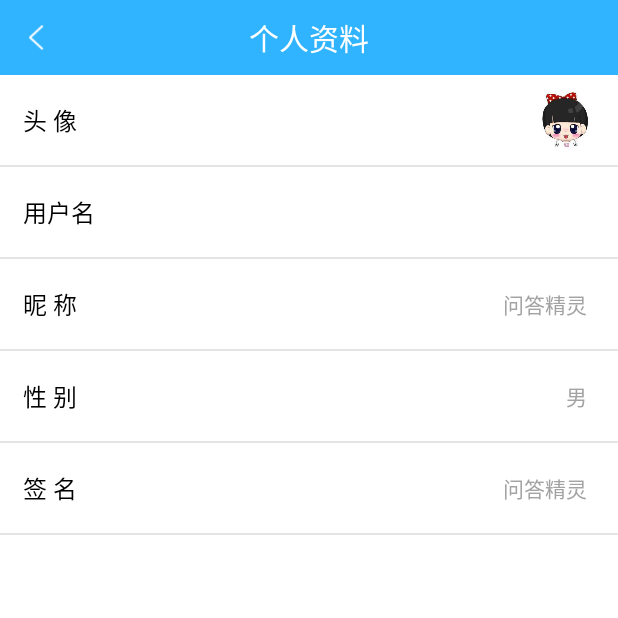
After one commit to baldrsky/Boxuegu, an Android app: the UserInfoActivity screen opened directly, with no data from a screen before it, on a phone screen of 412 x 824 dp, the top half of it. The commit adds this screen. Run offline under Robolectric (Android 15) with nearby library versions, the phone set to English and light mode, and no system bars.

Commit message:
个人资料模块

```diff
--- a/app/src/main/AndroidManifest.xml
+++ b/app/src/main/AndroidManifest.xml
@@ -22,7 +22,8 @@
         <activity android:name=".activity.LoginActivity" />
         <activity android:name=".activity.SettingActivity" />
         <activity android:name=".activity.ModifyPswActivity" />
-        <activity android:name=".activity.FindPswActivity"></activity>
+        <activity android:name=".activity.FindPswActivity" />
+        <activity android:name=".activity.UserInfoActivity"></activity>
     </application>
 
 </manifest>
--- /dev/null
+++ b/app/src/main/java/cn/edu/gdmec/android/boxuegu/activity/UserInfoActivity.java
@@ -0,0 +1,132 @@
+package cn.edu.gdmec.android.boxuegu.activity;
+
+import android.content.DialogInterface;
+import android.graphics.Color;
+import android.support.v7.app.AlertDialog;
+import android.support.v7.app.AppCompatActivity;
+import android.os.Bundle;
+import android.view.View;
+import android.widget.RelativeLayout;
+import android.widget.TextView;
+import android.widget.Toast;
+
+import cn.edu.gdmec.android.boxuegu.R;
+import cn.edu.gdmec.android.boxuegu.bean.UserBean;
+import cn.edu.gdmec.android.boxuegu.utils.AnalysisUtils;
+import cn.edu.gdmec.android.boxuegu.utils.DBUtils;
+
+public class UserInfoActivity extends AppCompatActivity implements View.OnClickListener {
+
+    private TextView tv_user_name;
+    private TextView tv_sex;
+    private TextView tv_nickName;
+    private TextView tv_signature;
+    private RelativeLayout rl_sex;
+    private RelativeLayout rl_nickName;
+    private RelativeLayout rl_signature;
+    private String spUserName;
+    private String sex;
+
+    @Override
+    protected void onCreate(Bundle savedInstanceState) {
+        super.onCreate(savedInstanceState);
+        setContentView( R.layout.activity_user_info);
+        spUserName = AnalysisUtils.readLoginUserName(this);
+        init();
+        initData();
+        setLinstener();
+    }
+
+    private void setLinstener() {
+        rl_nickName.setOnClickListener(this);
+        tv_user_name.setOnClickListener(this);
+        rl_sex.setOnClickListener(this);
+        rl_signature.setOnClickListener(this);
+    }
+
+    private void init() {
+        TextView tv_back = (TextView) findViewById(R.id.tv_back);
+        TextView tv_main_title = (TextView) findViewById(R.id.tv_main_title);
+        tv_main_title.setText("个人资料");
+        RelativeLayout rl_title_bar = (RelativeLayout) findViewById(R.id.title_bar);
+        rl_title_bar.setBackgroundColor( Color.parseColor("#30B4FF"));
+
+        rl_nickName = (RelativeLayout) findViewById(R.id.rl_nickName);
+        tv_nickName = (TextView) findViewById(R.id.tv_nickName);
+        tv_user_name = (TextView) findViewById(R.id.tv_user_name);
+        rl_sex = (RelativeLayout) findViewById(R.id.rl_sex);
+        tv_sex = (TextView) findViewById(R.id.tv_sex);
+        rl_signature = (RelativeLayout) findViewById(R.id.rl_singature);
+        tv_signature = (TextView) findViewById(R.id.tv_signature);
+
+    }
+
+    private void initData() {
+        UserBean bean= null;
+        bean = DBUtils.getInstance(this).getUserInfo(spUserName);
+        if(bean == null){
+            bean = new UserBean ();
+            bean.userName = spUserName;
+            bean.nickName = " 问答精灵";
+            bean.sex = "男";
+            bean.signature = " 问答精灵";
+            DBUtils.getInstance(this).saveUserInfo(bean);
+        }
+        setValue(bean);
+    }
+
+    public void setValue(UserBean bean) {
+        tv_nickName.setText(bean.nickName);
+        tv_user_name.setText(bean.userName);
+        tv_sex.setText(bean.sex);
+        tv_signature.setText(bean.signature);
+    }
+
+    @Override
+    public void onClick(View view) {
+        switch (view.getId()){
+            case R.id.tv_back:
+                this.finish();
+                break;
+            case R.id.rl_nickName:
+                break;
+            case R.id.rl_sex:   //昵称的点击事件
+                String sex = tv_sex.getText().toString();
+                sexDialog(sex);
+                break;
+            case R.id.rl_singature:  //签名的点击事件
+                break;
+            default:
+                break;
+        }
+    }
+    //设置性别的弹出框
+    private void sexDialog(String sex) {
+        int sexFlag = 0;
+        if ("男".equals(sex)) {
+            sexFlag = 0;
+
+        } else if ("女".equals(sex)) {
+            sexFlag = 1;
+        }
+
+        final String items[] = {"男", "女"};
+        AlertDialog.Builder builder = new AlertDialog.Builder(this);
+        builder.setTitle("性别");
+        builder.setSingleChoiceItems(items, sexFlag, new DialogInterface.OnClickListener() {
+            @Override
+            public void onClick(DialogInterface dialog, int which) {
+                dialog.dismiss();
+                Toast.makeText(UserInfoActivity.this, items[which], Toast.LENGTH_LONG).show();
+                setSex(items[which]);
+            }
+        });
+    }
+
+    //更新界面上的性别属性
+    public void setSex(String items) {
+        tv_sex.setText(sex);
+        //更新数据库中的性别字段
+        DBUtils.getInstance(this).updateUserInfo("sex",sex,spUserName);
+    }
+}
--- /dev/null
+++ b/app/src/main/java/cn/edu/gdmec/android/boxuegu/bean/UserBean.java
@@ -0,0 +1,12 @@
+package cn.edu.gdmec.android.boxuegu.bean;
+
+/**
+ * Created by student on 17/12/27.
+ */
+
+public class UserBean {
+    public String userName; //用户名
+    public String nickName; //昵称
+    public String sex;      //性别
+    public String signature; //签名
+}
--- /dev/null
+++ b/app/src/main/java/cn/edu/gdmec/android/boxuegu/sqlite/SQLiteHelper.java
@@ -0,0 +1,35 @@
+package cn.edu.gdmec.android.boxuegu.sqlite;
+
+import android.content.Context;
+import android.database.sqlite.SQLiteDatabase;
+import android.database.sqlite.SQLiteOpenHelper;
+
+/**
+ * Created by student on 17/12/27.
+ */
+
+public class SQLiteHelper extends SQLiteOpenHelper{
+    private static final int DB_VERSION = 1;
+    public static final String DB_NAME = "bxg.db";
+    public static final String U_USERINFO = "userinfo";
+    public SQLiteHelper(Context context) {
+        super(context, DB_NAME, null, DB_VERSION);
+    }
+
+    @Override
+    public void onCreate(SQLiteDatabase db) {
+        db.execSQL("CREATE TABLE IF NOT EXISTS " + U_USERINFO + "( "
+                + "_id INTEGER PRIMARY KEY AUTOINCREMENT, "
+                + "userName VARCHAR, "
+                + "nickName VARCHAR, "
+                +  "sex VARCHAR, "
+                + "signature VARCHAR"
+                + ")" );
+    }
+
+    @Override
+    public void onUpgrade(SQLiteDatabase db, int oldVersion, int newVersion) {
+        db.execSQL( "DROP TABLE IF EXISTS " + U_USERINFO );
+        onCreate(db);
+    }
+}
--- /dev/null
+++ b/app/src/main/java/cn/edu/gdmec/android/boxuegu/utils/DBUtils.java
@@ -0,0 +1,58 @@
+package cn.edu.gdmec.android.boxuegu.utils;
+
+import android.content.ContentValues;
+import android.content.Context;
+import android.database.Cursor;
+import android.database.sqlite.SQLiteDatabase;
+
+import cn.edu.gdmec.android.boxuegu.bean.UserBean;
+import cn.edu.gdmec.android.boxuegu.sqlite.SQLiteHelper;
+
+/**
+ * Created by student on 17/12/27.
+ */
+
+public class DBUtils {
+    private static SQLiteHelper helper;
+    private static SQLiteDatabase db;
+    private static DBUtils instance = null;
+    public DBUtils(Context context) {
+        helper = new SQLiteHelper (context);
+        db = helper.getWritableDatabase();
+    }
+
+    public static DBUtils getInstance(Context context){
+        if( instance == null ){
+            instance = new DBUtils(context);
+        }
+        return instance;
+    }
+    public void saveUserInfo(UserBean bean){
+        ContentValues cv = new ContentValues ();
+        cv.put("userName",bean.userName);
+        cv.put("nickName",bean.nickName);
+        cv.put("sex",bean.sex);
+        cv.put("signature",bean.signature);
+        db.insert(SQLiteHelper.U_USERINFO,null,cv);
+
+    }
+    public UserBean getUserInfo(String userName){
+        String sql = "SELECT * FROM " + SQLiteHelper.U_USERINFO + " WHERE userName =? ";
+        Cursor cursor = db.rawQuery(sql,new String[]{userName});
+        UserBean bean = null;
+        while (cursor.moveToNext()){
+            bean = new UserBean();
+            bean.userName = cursor.getString(cursor.getColumnIndex("userName"));
+            bean.nickName = cursor.getString(cursor.getColumnIndex("nickName"));
+            bean.sex = cursor.getString(cursor.getColumnIndex("sex"));
+            bean.signature = cursor.getString(cursor.getColumnIndex("signature"));
+        }
+        cursor.close();
+        return bean;
+    }
+    public void updateUserInfo(String key,String value,String userName){
+        ContentValues cv = new ContentValues();
+        cv.put(key,value);
+        db.update(SQLiteHelper.U_USERINFO,cv,"userName =? ",new String[]{ userName });
+    }
+}
--- a/app/src/main/java/cn/edu/gdmec/android/boxuegu/view/MyInfoView.java
+++ b/app/src/main/java/cn/edu/gdmec/android/boxuegu/view/MyInfoView.java
@@ -15,6 +15,7 @@ import android.widget.Toast;
 import cn.edu.gdmec.android.boxuegu.R;
 import cn.edu.gdmec.android.boxuegu.activity.LoginActivity;
 import cn.edu.gdmec.android.boxuegu.activity.SettingActivity;
+import cn.edu.gdmec.android.boxuegu.activity.UserInfoActivity;
 import cn.edu.gdmec.android.boxuegu.utils.AnalysisUtils;
 
 /**
@@ -63,6 +64,8 @@ public class MyInfoView {
                 //判断是否已经登录
                 if (readLoginStatus()){
                     //跳转到个人登录
+                    Intent intent = new Intent(mContext, UserInfoActivity.class);
+                    mContext.startActivity(intent);
                 }else {
                     Intent intent = new Intent(mContext, LoginActivity.class);
                     ((Activity) mContext).startActivityForResult(intent,1);
--- /dev/null
+++ b/app/src/main/res/layout/activity_user_info.xml
@@ -0,0 +1,172 @@
+<?xml version="1.0" encoding="utf-8"?>
+<LinearLayout xmlns:android="http://schemas.android.com/apk/res/android"
+    xmlns:tools="http://schemas.android.com/tools"
+    android:id="@+id/activity_user_info"
+    android:orientation="vertical"
+    android:layout_width="match_parent"
+    android:layout_height="match_parent"
+    android:background="@android:color/white"
+    tools:context=".activity.UserInfoActivity"
+    >
+    <include layout="@layout/main_title_bar"></include>
+
+    <RelativeLayout
+        android:id="@+id/rl_head"
+        android:layout_marginLeft="15dp"
+        android:layout_marginRight="15dp"
+        android:layout_width="fill_parent"
+        android:layout_height="60dp">
+
+        <TextView
+            android:layout_width="wrap_content"
+            android:layout_height="wrap_content"
+            android:layout_centerVertical="true"
+            android:textColor="#000000"
+            android:textSize="16sp"
+            android:text="头 像"/>
+
+        <ImageView
+            android:layout_centerVertical="true"
+            android:id="@+id/iv_head_icon"
+            android:layout_alignParentRight="true"
+            android:src="@drawable/default_icon"
+            android:layout_width="40dp"
+            android:layout_height="40dp"/>
+    </RelativeLayout>
+
+    <View android:layout_width="fill_parent"
+        android:layout_height="1dp"
+        android:background="#E4E4E4"></View>
+
+    <RelativeLayout
+        android:id="@+id/rl_account"
+        android:layout_marginLeft="15dp"
+        android:layout_marginRight="15dp"
+        android:layout_width="fill_parent"
+        android:layout_height="60dp">
+
+        <TextView
+            android:layout_width="wrap_content"
+            android:layout_height="wrap_content"
+            android:layout_centerVertical="true"
+            android:textColor="#000000"
+            android:textSize="16sp"
+            android:text="用户名"/>
+
+        <TextView
+            android:text="account"
+            android:textColor="#a3a3a3"
+            android:textSize="14sp"
+            android:layout_centerVertical="true"
+            android:id="@+id/tv_user_name"
+            android:layout_alignParentRight="true"
+            android:layout_marginRight="5dp"
+            android:layout_width="wrap_content"
+            android:layout_height="wrap_content"/>
+    </RelativeLayout>
+
+    <View
+        android:layout_width="fill_parent"
+        android:layout_height="1dp"
+        android:background="#E4E4E4"></View>
+
+    <RelativeLayout
+        android:id="@+id/rl_nickName"
+        android:layout_marginLeft="15dp"
+        android:layout_marginRight="15dp"
+        android:layout_width="fill_parent"
+        android:layout_height="60dp">
+
+        <TextView
+            android:layout_width="wrap_content"
+            android:layout_height="wrap_content"
+            android:layout_centerVertical="true"
+            android:textColor="#000000"
+            android:textSize="16sp"
+            android:text="昵 称"/>
+
+        <TextView
+            android:text="昵 称"
+            android:singleLine="true"
+            android:textColor="#a3a3a3"
+            android:textSize="14sp"
+            android:layout_centerVertical="true"
+            android:id="@+id/tv_nickName"
+            android:layout_alignParentRight="true"
+            android:layout_marginRight="5dp"
+            android:layout_width="wrap_content"
+            android:layout_height="wrap_content"/>
+    </RelativeLayout>
+
+    <View
+        android:layout_width="fill_parent"
+        android:layout_height="1dp"
+        android:background="#E4E4E4"></View>
+
+    <RelativeLayout
+        android:id="@+id/rl_sex"
+        android:layout_marginLeft="15dp"
+        android:layout_marginRight="15dp"
+        android:layout_width="fill_parent"
+        android:layout_height="60dp">
+
+        <TextView
+            android:layout_width="wrap_content"
+            android:layout_height="wrap_content"
+            android:layout_centerVertical="true"
+            android:textColor="#000000"
+            android:textSize="16sp"
+            android:text="性 别"/>
+
+        <TextView
+            android:text="女 "
+            android:singleLine="true"
+            android:textColor="#a3a3a3"
+            android:textSize="14sp"
+            android:layout_centerVertical="true"
+            android:id="@+id/tv_sex"
+            android:layout_alignParentRight="true"
+            android:layout_marginRight="5dp"
+            android:layout_width="wrap_content"
+            android:layout_height="wrap_content"/>
+    </RelativeLayout>
+
+    <View
+        android:layout_width="fill_parent"
+        android:layout_height="1dp"
+        android:background="#E4E4E4"></View>
+
+    <RelativeLayout
+        android:id="@+id/rl_singature"
+        android:layout_marginLeft="15dp"
+        android:layout_marginRight="15dp"
+        android:layout_width="fill_parent"
+        android:layout_height="60dp">
+
+        <TextView
+            android:layout_width="wrap_content"
+            android:layout_height="wrap_content"
+            android:layout_centerVertical="true"
+            android:textColor="#000000"
+            android:textSize="16sp"
+            android:text="签 名"/>
+
+        <TextView
+            android:text="大家好"
+            android:singleLine="true"
+            android:textColor="#a3a3a3"
+            android:textSize="14sp"
+            android:layout_centerVertical="true"
+            android:id="@+id/tv_signature"
+            android:layout_alignParentRight="true"
+            android:layout_marginRight="5dp"
+            android:layout_width="wrap_content"
+            android:layout_height="wrap_content"/>
+    </RelativeLayout>
+
+    <View
+        android:layout_width="fill_parent"
+        android:layout_height="1dp"
+        android:background="#E4E4E4"></View>
+
+</LinearLayout>
```
